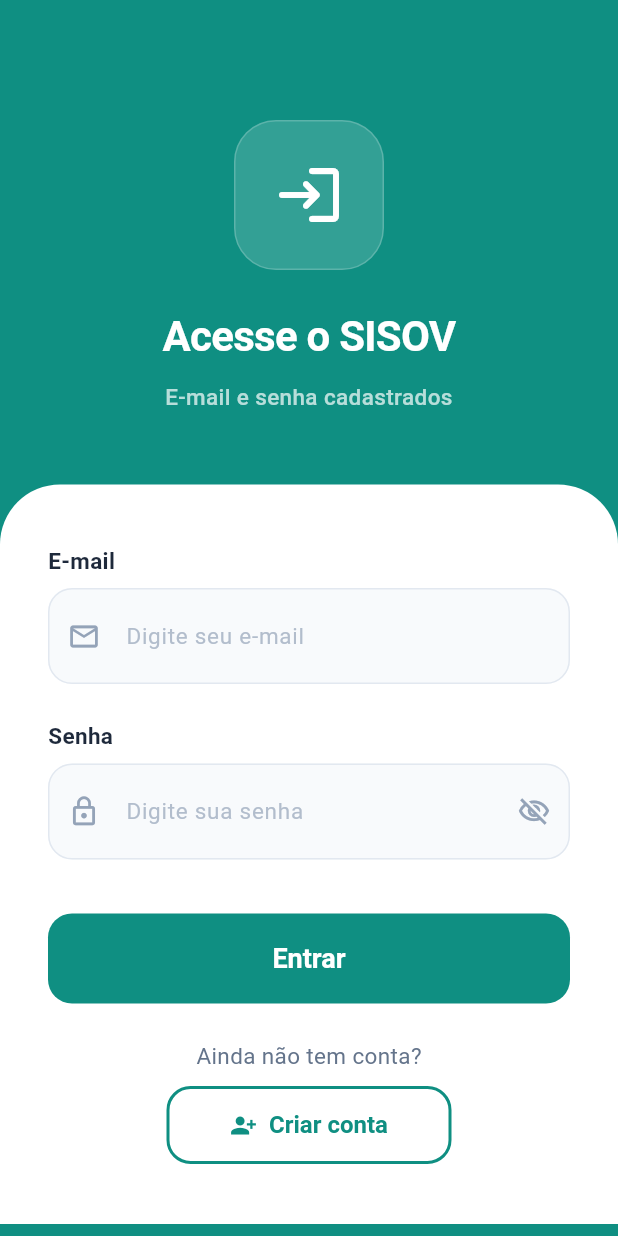
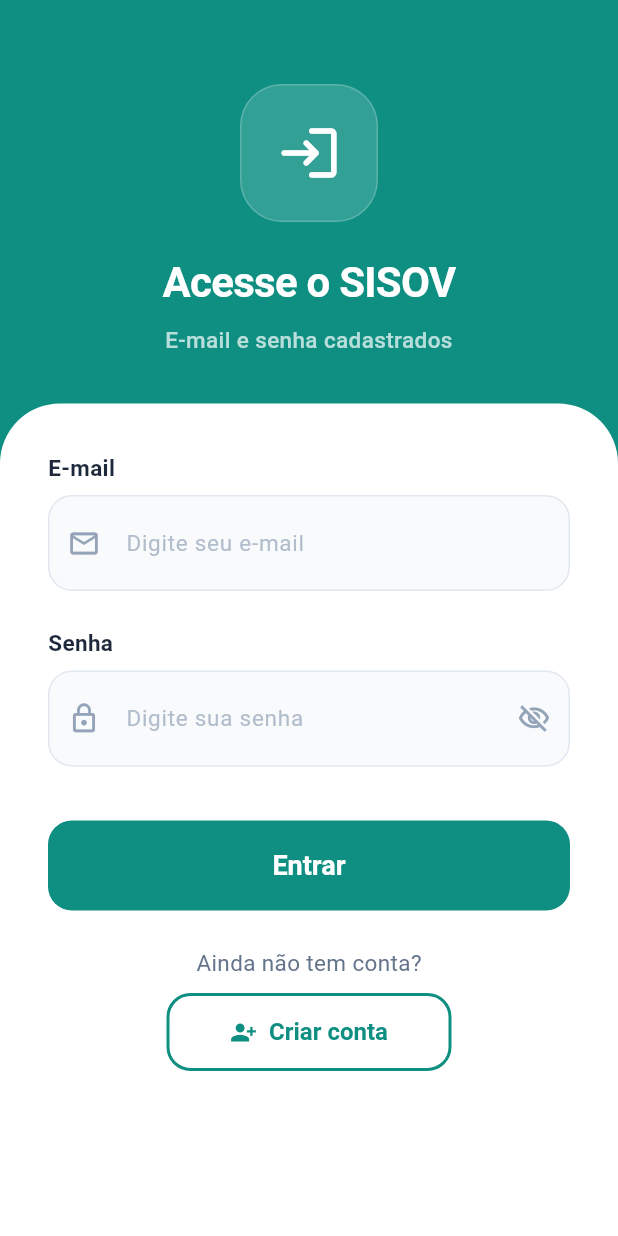
Before and after one commit to digg0/sisov-mobile, a Flutter app: the screen it shows after launch, on a phone screen of 412 x 824 dp. Run offline on Flutter 3.47's test engine with Material 3 defaults, Android fonts, the phone set to English and light mode, and no system bars; our stand-ins replace flutter_secure_storage, qr_flutter; missing offline and left inert: dart:html, mobile_scanner.

Commit message:
feat(ui): melhora usabilidade para pequenos produtores e otimiza login
- atualiza telas de login, cadastro, home, propriedades, animal e eventos
- otimiza comportamento do teclado na tela de login
- distingue QR de manejo de transferência na home

```diff
--- a/lib/features/animals/views/qr_scanner_screen.dart
+++ b/lib/features/animals/views/qr_scanner_screen.dart
@@ -43,7 +43,7 @@ class _QRScannerScreenState extends State<QRScannerScreen> {
   Widget build(BuildContext context) {
     return Scaffold(
       appBar: AppBar(
-        title: const Text('Escanear QR Code', style: TextStyle(color: Colors.white, fontWeight: FontWeight.bold)),
+        title: const Text('Escanear QR de Manejo', style: TextStyle(color: Colors.white, fontWeight: FontWeight.bold)),
         backgroundColor: AppColors.primary,
         elevation: 0,
         iconTheme: const IconThemeData(color: Colors.white),
@@ -92,7 +92,7 @@ class _QRScannerScreenState extends State<QRScannerScreen> {
                   ),
                   const SizedBox(height: 8),
                   Text(
-                    'da propriedade de destino',
+                    'de manejo do animal',
                     textAlign: TextAlign.center,
                     style: TextStyle(
                       color: Colors.white.withOpacity(0.7),
--- a/lib/features/auth/views/home_screen.dart
+++ b/lib/features/auth/views/home_screen.dart
@@ -96,7 +96,7 @@ class _HomeScreenState extends State<HomeScreen> {
     _loadUserData();
   }
 
-  void _scanAnimalQRCode() async {
+  void _scanManagementQRCode() async {
     final result = await Navigator.push(
       context,
       MaterialPageRoute(builder: (context) => const QRScannerScreen()),
@@ -390,7 +390,7 @@ class _HomeScreenState extends State<HomeScreen> {
           await Navigator.pushNamed(context, '/select-property');
           _loadUserData();
         }),
-        _actionButton("Ler QR Code", Icons.qr_code_scanner, AppColors.primary, _scanAnimalQRCode),
+        _actionButton("Ler QR Code de Manejo", Icons.qr_code_scanner, AppColors.primary, _scanManagementQRCode),
         _actionButton("Transferência", Icons.sync_alt, AppColors.primary, () async {
           // Captura o sinal de sucesso (true) para incrementar o contador
           // imediatamente, sem esperar o próximo getProfile().
--- a/lib/features/auth/views/login_screen.dart
+++ b/lib/features/auth/views/login_screen.dart
@@ -60,38 +60,33 @@ class _LoginScreenState extends State<LoginScreen> {
 
   @override
   Widget build(BuildContext context) {
-    final bottomInset = MediaQuery.of(context).viewInsets.bottom;
+    final textMuted70 = AppColors.textMuted.withValues(alpha: 0.7);
 
     return Scaffold(
-      resizeToAvoidBottomInset: false,
       backgroundColor: AppColors.primary,
       body: SafeArea(
-        bottom: false,
         child: GestureDetector(
           onTap: () => FocusScope.of(context).unfocus(),
           behavior: HitTestBehavior.translucent,
-          child: SingleChildScrollView(
-            physics: const BouncingScrollPhysics(),
-            padding: EdgeInsets.only(bottom: bottomInset + 16),
           child: Column(
             crossAxisAlignment: CrossAxisAlignment.stretch,
             children: [
               Container(
-                  padding: const EdgeInsets.fromLTRB(24, 80, 24, 48),
+                padding: const EdgeInsets.fromLTRB(24, 56, 24, 32),
                 width: double.infinity,
                 child: Column(
                   children: [
                     Container(
-                        width: 100,
-                        height: 100,
+                      width: 92,
+                      height: 92,
                       decoration: BoxDecoration(
                         color: Colors.white.withValues(alpha: 0.15),
                         borderRadius: BorderRadius.circular(28),
                         border: Border.all(color: Colors.white.withValues(alpha: 0.2)),
                       ),
-                        child: const Icon(Icons.login_rounded, color: Colors.white, size: 48),
+                      child: const Icon(Icons.login_rounded, color: Colors.white, size: 44),
                     ),
-                      const SizedBox(height: 24),
+                    const SizedBox(height: 20),
                     const Text(
                       'Acesse o SISOV',
                       textAlign: TextAlign.center,
@@ -102,7 +97,7 @@ class _LoginScreenState extends State<LoginScreen> {
                         letterSpacing: -0.5,
                       ),
                     ),
-                      const SizedBox(height: 10),
+                    const SizedBox(height: 8),
                     const Text(
                       'E-mail e senha cadastrados',
                       textAlign: TextAlign.center,
@@ -115,7 +110,8 @@ class _LoginScreenState extends State<LoginScreen> {
                   ],
                 ),
               ),
-                Container(
+              Expanded(
+                child: Container(
                   width: double.infinity,
                   decoration: const BoxDecoration(
                     color: Colors.white,
@@ -124,8 +120,10 @@ class _LoginScreenState extends State<LoginScreen> {
                       topRight: Radius.circular(40),
                     ),
                   ),
-                  child: Padding(
-                    padding: const EdgeInsets.fromLTRB(32, 40, 32, 32),
+                  child: SingleChildScrollView(
+                    padding: const EdgeInsets.fromLTRB(32, 32, 32, 24),
+                    physics: const ClampingScrollPhysics(),
+                    keyboardDismissBehavior: ScrollViewKeyboardDismissBehavior.onDrag,
                     child: Form(
                       key: _formKey,
                       child: Column(
@@ -151,6 +149,7 @@ class _LoginScreenState extends State<LoginScreen> {
                             decoration: _inputStyle(
                               'Digite seu e-mail',
                               Icons.email_outlined,
+                              textMuted70,
                             ),
                             validator: AppValidators.email,
                           ),
@@ -175,6 +174,7 @@ class _LoginScreenState extends State<LoginScreen> {
                             decoration: _inputStyle(
                               'Digite sua senha',
                               Icons.lock_outline,
+                              textMuted70,
                               suffixIcon: IconButton(
                                 icon: Icon(
                                   _obscureText ? Icons.visibility_off_outlined : Icons.visibility_outlined,
@@ -248,8 +248,9 @@ class _LoginScreenState extends State<LoginScreen> {
                               ],
                             ),
                           ),
-                          SizedBox(height: MediaQuery.of(context).padding.bottom + 8),
+                          SizedBox(height: MediaQuery.of(context).padding.bottom + 12),
                         ],
+                      ),
                     ),
                   ),
                 ),
@@ -258,14 +259,13 @@ class _LoginScreenState extends State<LoginScreen> {
           ),
         ),
       ),
-      ),
     );
   }
 
-  InputDecoration _inputStyle(String hint, IconData icon, {Widget? suffixIcon}) {
+  InputDecoration _inputStyle(String hint, IconData icon, Color hintColor, {Widget? suffixIcon}) {
     return InputDecoration(
       hintText: hint,
-      hintStyle: TextStyle(color: AppColors.textMuted.withValues(alpha: 0.7), fontSize: 15),
+      hintStyle: TextStyle(color: hintColor, fontSize: 15),
       prefixIcon: Icon(icon, color: AppColors.textMuted, size: 22),
       suffixIcon: suffixIcon,
       filled: true,
```
Lines whose indentation alone changed are shown as unchanged.
